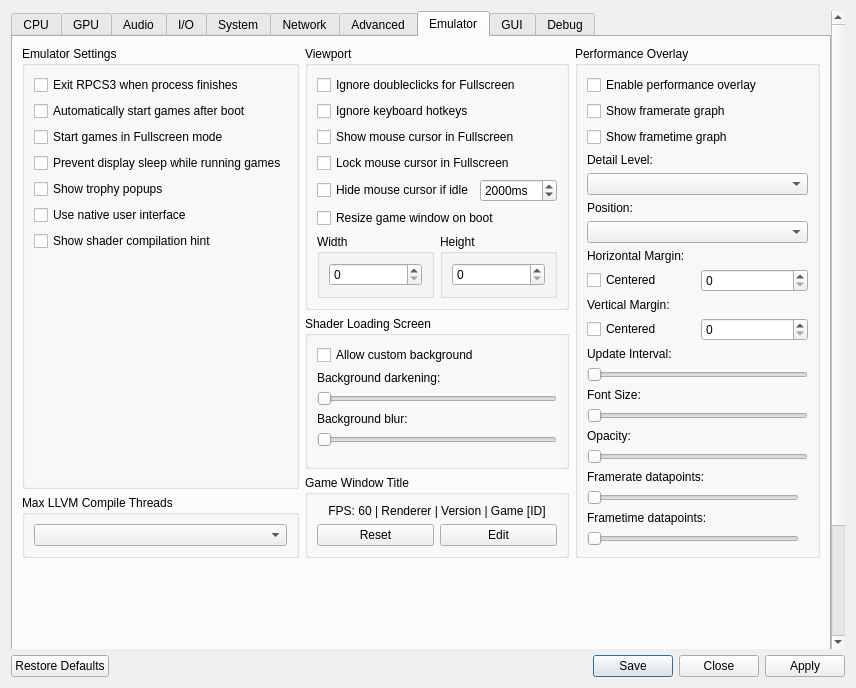
First picture: the form in rpcs3/rpcs3qt/settings_dialog.ui, repository RPCS3/rpcs3, before the edit.
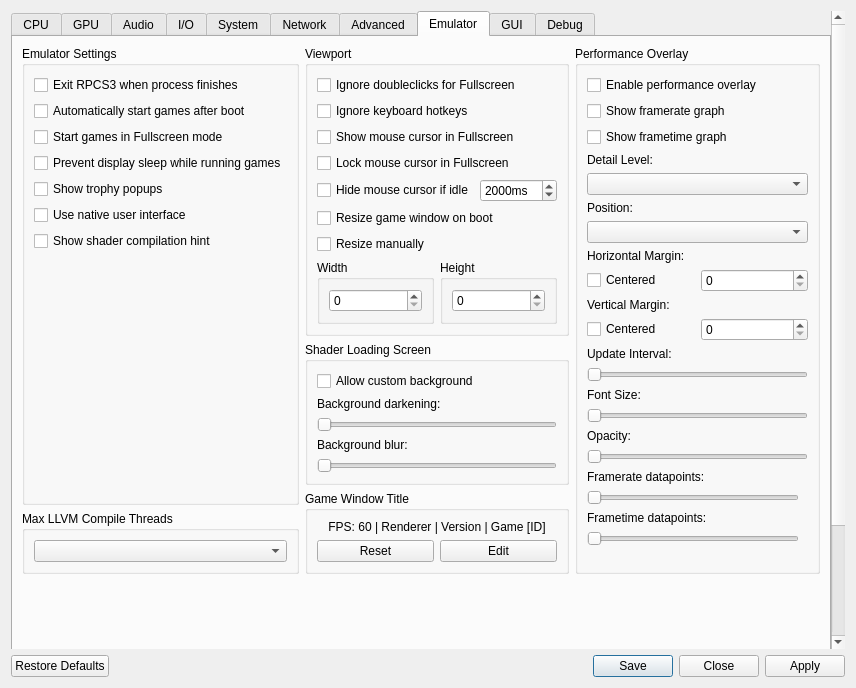
Second picture: the form after the edit. The open tabs and pages were chosen to show the change. Icons and pictures are not drawn.

Commit message: Qt: add option to automatically resize the game window

The edit to the form file:
```diff
--- a/rpcs3/rpcs3qt/settings_dialog.ui
+++ b/rpcs3/rpcs3qt/settings_dialog.ui
@@ -2991,6 +2991,13 @@
                     </property>
                    </widget>
                   </item>
+                  <item>
+                   <widget class="QCheckBox" name="gs_resizeOnBootManual">
+                    <property name="text">
+                     <string>Resize manually</string>
+                    </property>
+                   </widget>
+                  </item>
                   <item>
                    <layout class="QHBoxLayout" name="gs_resolution_layout">
                     <item>
```
The commit also changes 3 other files.
